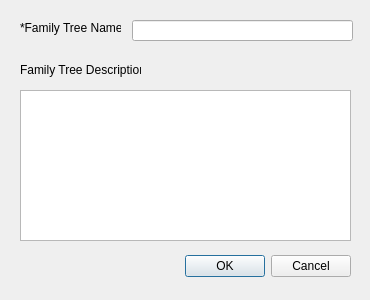
Qt form src/dialogs/dialognewfamily.ui (Michaelis105/Angena) before a commit.
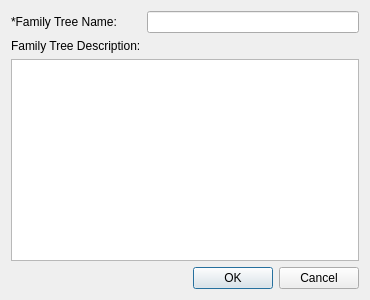
The same form after that commit.

Commit message: Implemented edit person feature, might be a bug somewhere, some other refactoring

The edit to the form file:
```diff
--- a/src/dialogs/dialognewfamily.ui
+++ b/src/dialogs/dialognewfamily.ui
@@ -31,68 +31,42 @@
   <property name="windowTitle">
    <string>Create New Family</string>
   </property>
-  <widget class="QDialogButtonBox" name="buttonBox">
-   <property name="geometry">
-    <rect>
-     <x>90</x>
-     <y>250</y>
-     <width>261</width>
-     <height>32</height>
-    </rect>
-   </property>
-   <property name="orientation">
-    <enum>Qt::Horizontal</enum>
-   </property>
-   <property name="standardButtons">
-    <set>QDialogButtonBox::Cancel|QDialogButtonBox::Ok</set>
-   </property>
-  </widget>
-  <widget class="QLineEdit" name="lineEdit">
-   <property name="geometry">
-    <rect>
-     <x>132</x>
-     <y>20</y>
-     <width>221</width>
-     <height>21</height>
-    </rect>
-   </property>
-  </widget>
-  <widget class="QLabel" name="label">
-   <property name="geometry">
-    <rect>
-     <x>20</x>
-     <y>20</y>
-     <width>101</width>
-     <height>16</height>
-    </rect>
-   </property>
-   <property name="text">
-    <string>*Family Tree Name:</string>
-   </property>
-  </widget>
-  <widget class="QLabel" name="label_2">
-   <property name="geometry">
-    <rect>
-     <x>20</x>
-     <y>60</y>
-     <width>121</width>
-     <height>20</height>
-    </rect>
-   </property>
-   <property name="text">
-    <string>Family Tree Description:</string>
-   </property>
-  </widget>
-  <widget class="QTextEdit" name="textEdit">
-   <property name="geometry">
-    <rect>
-     <x>20</x>
-     <y>90</y>
-     <width>331</width>
-     <height>151</height>
-    </rect>
-   </property>
-  </widget>
+  <layout class="QVBoxLayout" name="verticalLayout_2">
+   <item>
+    <layout class="QFormLayout" name="formLayout">
+     <item row="0" column="0">
+      <widget class="QLabel" name="labelFamilyTreeName">
+       <property name="text">
+        <string>*Family Tree Name:</string>
+       </property>
+      </widget>
+     </item>
+     <item row="0" column="1">
+      <widget class="QLineEdit" name="lineEditFamilyTreeName"/>
+     </item>
+     <item row="1" column="0">
+      <widget class="QLabel" name="labelFamilyTreeDesc">
+       <property name="text">
+        <string>Family Tree Description:</string>
+       </property>
+      </widget>
+     </item>
+     <item row="2" column="0" colspan="2">
+      <widget class="QTextEdit" name="textEditFamilyTreeDesc"/>
+     </item>
+    </layout>
+   </item>
+   <item>
+    <widget class="QDialogButtonBox" name="buttonBox">
+     <property name="orientation">
+      <enum>Qt::Horizontal</enum>
+     </property>
+     <property name="standardButtons">
+      <set>QDialogButtonBox::Cancel|QDialogButtonBox::Ok</set>
+     </property>
+    </widget>
+   </item>
+  </layout>
  </widget>
  <resources/>
  <connections>
```
The commit also changes 12 other files.
